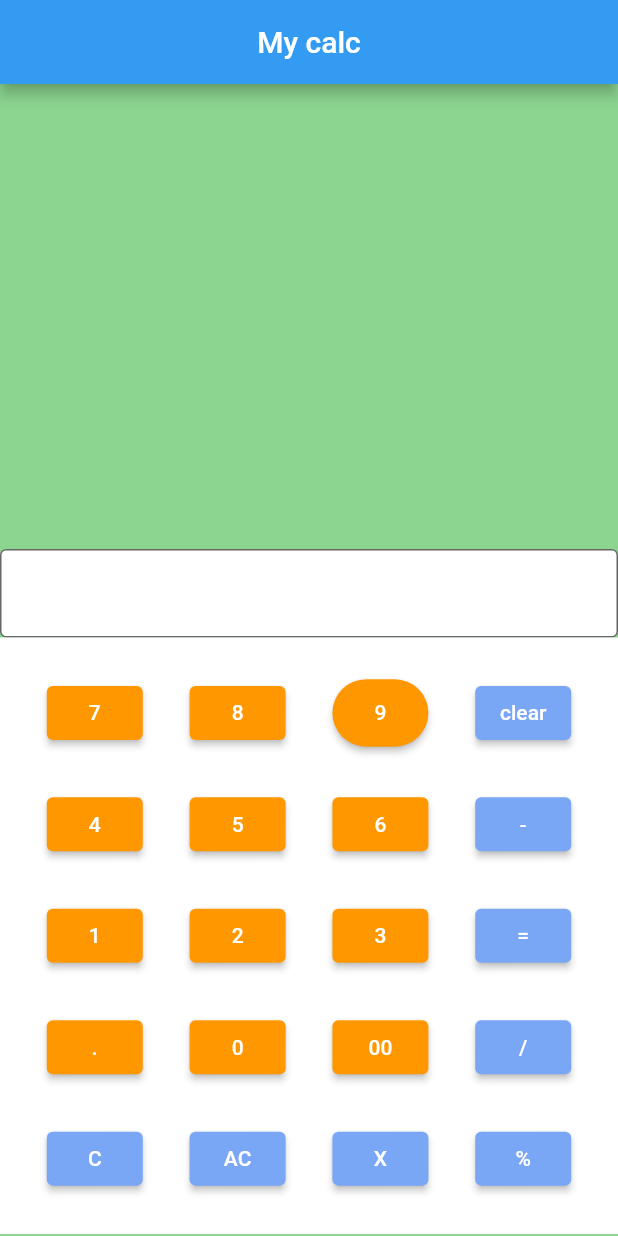
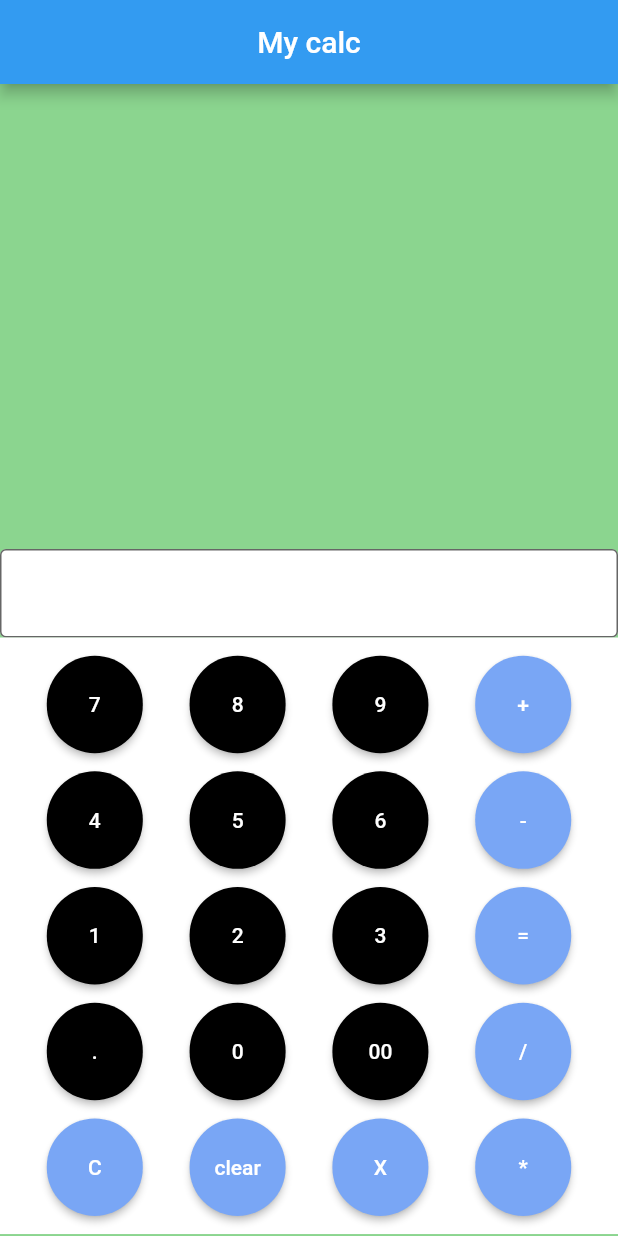
Before and after one commit to adhamniyozboyev/first_currency, a Flutter app: the screen it shows after launch, on a phone screen of 412 x 824 dp. Run offline on Flutter 3.47's test engine with Material 2 defaults, Android fonts, the phone set to English and light mode, and no system bars.

Commit message:
add colors and sized

```diff
--- a/lib/main.dart
+++ b/lib/main.dart
@@ -46,14 +46,18 @@ class _MyCurrencyState extends State<MyCurrency> {
                     children: [
                       ElevatedButton(
                           style: ElevatedButton.styleFrom(
-                              backgroundColor: Colors.orange),
+                             fixedSize: Size(25, 65),
+                           shape: RoundedRectangleBorder(borderRadius: BorderRadius.circular(120)),
+                              backgroundColor: Colors.black),
                           onPressed: () {
                             controller1.text += '7';
                           },
                           child: Text('7')),
                       ElevatedButton(
                         style: ElevatedButton.styleFrom(
-                            backgroundColor: Colors.orange),
+                           fixedSize: Size(25, 65),
+                           shape: RoundedRectangleBorder(borderRadius: BorderRadius.circular(120)),
+                            backgroundColor: Colors.black),
                         onPressed: () {
                           controller1.text += '8';
                         },
@@ -64,21 +68,23 @@ class _MyCurrencyState extends State<MyCurrency> {
                       ElevatedButton(
 
                           style: ElevatedButton.styleFrom(
-                            fixedSize: Size(15, 45),
+                            fixedSize: Size(25, 65),
                            shape: RoundedRectangleBorder(borderRadius: BorderRadius.circular(120)),
-                              backgroundColor: Colors.orange),
+                              backgroundColor: Colors.black),
                           onPressed: () {
                             controller1.text += '9';
                           },
                           child: Text('9')),
                       ElevatedButton(
                           style: ElevatedButton.styleFrom(
+                             fixedSize: Size(25, 65),
+                           shape: RoundedRectangleBorder(borderRadius: BorderRadius.circular(120)),
                               backgroundColor:
                                   Color.fromARGB(255, 121, 166, 245)),
                           onPressed: () {
-                            controller1.text = '';
+                            controller1.text += '+';
                           },
-                          child: Text('clear'))
+                          child: Text('+'))
                     ],
                   ),
                   Row(
@@ -86,27 +92,36 @@ class _MyCurrencyState extends State<MyCurrency> {
                     children: [
                       ElevatedButton(
                           style: ElevatedButton.styleFrom(
-                              backgroundColor: Colors.orange),
+                            fixedSize: Size(25, 65),
+                           shape: RoundedRectangleBorder(borderRadius: BorderRadius.circular(120)),
+                              backgroundColor: Colors.black),
                           onPressed: () {
                             controller1.text += '4';
                           },
                           child: Text('4')),
                       ElevatedButton(
                           style: ElevatedButton.styleFrom(
-                              backgroundColor: Colors.orange),
+                                 fixedSize: Size(25, 65),
+                           shape: RoundedRectangleBorder(borderRadius: BorderRadius.circular(120)),
+                              backgroundColor: Colors.black),
                           onPressed: () {
                             controller1.text += '5';
                           },
                           child: Text('5')),
                       ElevatedButton(
                           style: ElevatedButton.styleFrom(
-                              backgroundColor: Colors.orange),
+                                 fixedSize: Size(25, 65),
+                           shape: RoundedRectangleBorder(borderRadius: BorderRadius.circular(120)),
+                              backgroundColor: Colors.black),
                           onPressed: () {
                             controller1.text += '6';
                           },
                           child: Text('6')),
                       ElevatedButton(
-                                                                                                      style: ElevatedButton.styleFrom(backgroundColor: Color.fromARGB(255, 121, 166, 245)),
+               style: ElevatedButton.styleFrom(
+                    fixedSize: Size(25, 65),
+                           shape: RoundedRectangleBorder(borderRadius: BorderRadius.circular(120)),
+               backgroundColor: Color.fromARGB(255, 121, 166, 245)),
 
                           onPressed: () {
 
@@ -120,27 +135,35 @@ class _MyCurrencyState extends State<MyCurrency> {
                     children: [
                       ElevatedButton(
                           style: ElevatedButton.styleFrom(
-                              backgroundColor: Colors.orange),
+                                 fixedSize: Size(25, 65),
+                           shape: RoundedRectangleBorder(borderRadius: BorderRadius.circular(120)),
+                              backgroundColor: Colors.black),
                           onPressed: () {
                             controller1.text += '1';
                           },
                           child: Text('1')),
                       ElevatedButton(
                           style: ElevatedButton.styleFrom(
-                              backgroundColor: Colors.orange),
+                                 fixedSize: Size(25, 65),
+                           shape: RoundedRectangleBorder(borderRadius: BorderRadius.circular(120)),
+                              backgroundColor: Colors.black),
                           onPressed: () {
                             controller1.text += '2';
                           },
                           child: Text('2')),
                       ElevatedButton(
                           style: ElevatedButton.styleFrom(
-                              backgroundColor: Colors.orange),
+                                 fixedSize: Size(25, 65),
+                           shape: RoundedRectangleBorder(borderRadius: BorderRadius.circular(120)),
+                              backgroundColor: Colors.black),
                           onPressed: () {
                             controller1.text += '3';
                           },
                           child: Text('3')),
                       ElevatedButton(
                           style: ElevatedButton.styleFrom(
+                                 fixedSize: Size(25, 65),
+                           shape: RoundedRectangleBorder(borderRadius: BorderRadius.circular(120)),
                               backgroundColor:
                                   Color.fromARGB(255, 121, 166, 245)),
                           onPressed: () {
@@ -175,15 +198,7 @@ class _MyCurrencyState extends State<MyCurrency> {
                               controller1.text = ans.toString();
                             }
 
-                            ind = s.indexOf('%');
-                            if (ind != -1) {
-                              {
-                                String a = s.substring(0, ind);
-                                String b = s.substring(ind + 1);
-                                int ans = (int.parse(b) * 100 ~/ int.parse(a));
-                                controller1.text = ans.toString();
-                              }
-                            }
+
                           },
                           child: Text('='))
                     ],
@@ -193,27 +208,35 @@ class _MyCurrencyState extends State<MyCurrency> {
                     children: [
                       ElevatedButton(
                           style: ElevatedButton.styleFrom(
-                              backgroundColor: Colors.orange),
+                                 fixedSize: Size(25, 65),
+                           shape: RoundedRectangleBorder(borderRadius: BorderRadius.circular(120)),
+                              backgroundColor: Colors.black),
                           onPressed: () {
                             controller1.text += '.';
                           },
                           child: Text('.')),
                       ElevatedButton(
                           style: ElevatedButton.styleFrom(
-                              backgroundColor: Colors.orange),
+                                 fixedSize: Size(25, 65),
+                           shape: RoundedRectangleBorder(borderRadius: BorderRadius.circular(120)),
+                              backgroundColor: Colors.black),
                           onPressed: () {
                             controller1.text += '0';
                           },
                           child: Text('0')),
                       ElevatedButton(
                           style: ElevatedButton.styleFrom(
-                              backgroundColor: Colors.orange),
+                                 fixedSize: Size(25, 65),
+                           shape: RoundedRectangleBorder(borderRadius: BorderRadius.circular(120)),
+                              backgroundColor: Colors.black),
                           onPressed: () {
                             controller1.text += '00';
                           },
                           child: Text('00')),
                       ElevatedButton(
                           style: ElevatedButton.styleFrom(
+                                 fixedSize: Size(25, 65),
+                           shape: RoundedRectangleBorder(borderRadius: BorderRadius.circular(120)),
                               backgroundColor:
                                   Color.fromARGB(255, 121, 166, 245)),
                           onPressed: () {
@@ -227,6 +250,8 @@ class _MyCurrencyState extends State<MyCurrency> {
                     children: [
                       ElevatedButton(
                           style: ElevatedButton.styleFrom(
+                                 fixedSize: Size(25, 65),
+                           shape: RoundedRectangleBorder(borderRadius: BorderRadius.circular(120)),
                               backgroundColor:
                                   Color.fromARGB(255, 121, 166, 245)),
                           onPressed: () {
@@ -234,15 +259,20 @@ class _MyCurrencyState extends State<MyCurrency> {
                           },
                           child: Text('C')),
                       ElevatedButton(
+
                           style: ElevatedButton.styleFrom(
+                                 fixedSize: Size(25, 65),
+                           shape: RoundedRectangleBorder(borderRadius: BorderRadius.circular(120)),
                               backgroundColor:
                                   Color.fromARGB(255, 121, 166, 245)),
                           onPressed: () {
                             controller1.text = '';
                           },
-                          child: Text('AC')),
+                          child: Text('clear')),
                       ElevatedButton(
                           style: ElevatedButton.styleFrom(
+                                 fixedSize: Size(25, 65),
+                           shape: RoundedRectangleBorder(borderRadius: BorderRadius.circular(120)),
                               backgroundColor:
                                   Color.fromARGB(255, 121, 166, 245)),
                           onPressed: () {
@@ -252,12 +282,14 @@ class _MyCurrencyState extends State<MyCurrency> {
                           child: Text('X')),
                       ElevatedButton(
                           style: ElevatedButton.styleFrom(
+                                 fixedSize: Size(25, 65),
+                           shape: RoundedRectangleBorder(borderRadius: BorderRadius.circular(120)),
                               backgroundColor:
                                   Color.fromARGB(255, 121, 166, 245)),
                           onPressed: () {
-                            controller1.text += '%';
+                            controller1.text += '*';
                           },
-                          child: Text('%'))
+                          child: Text('*'))
                     ],
                   ),
                 ],
```
